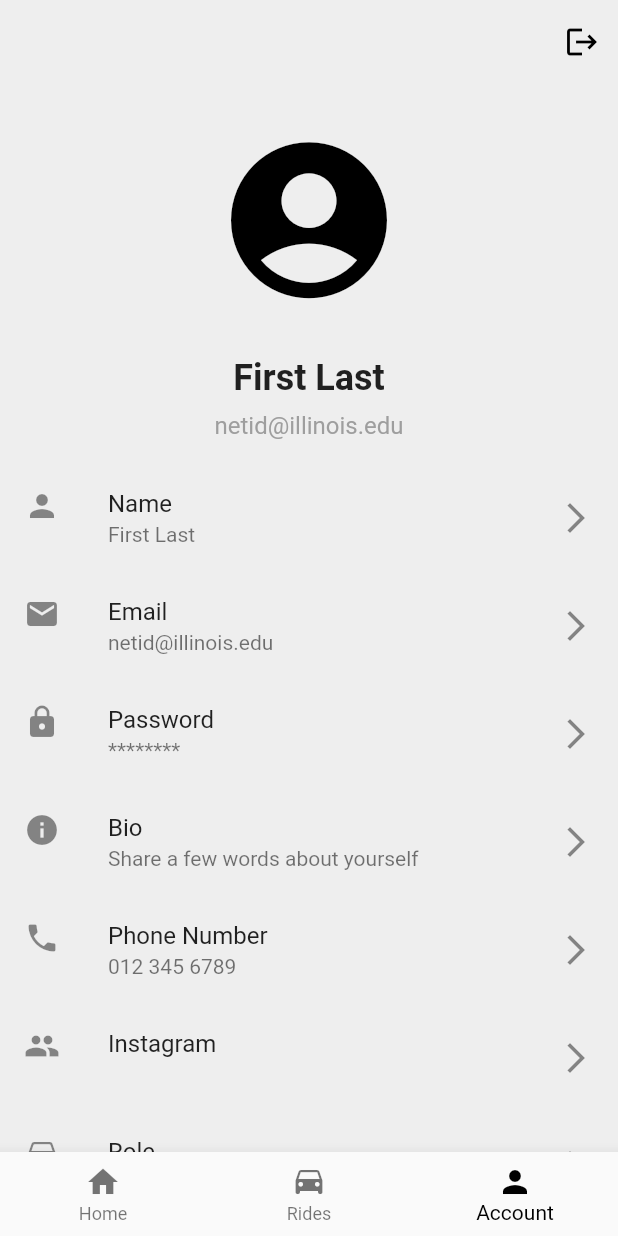
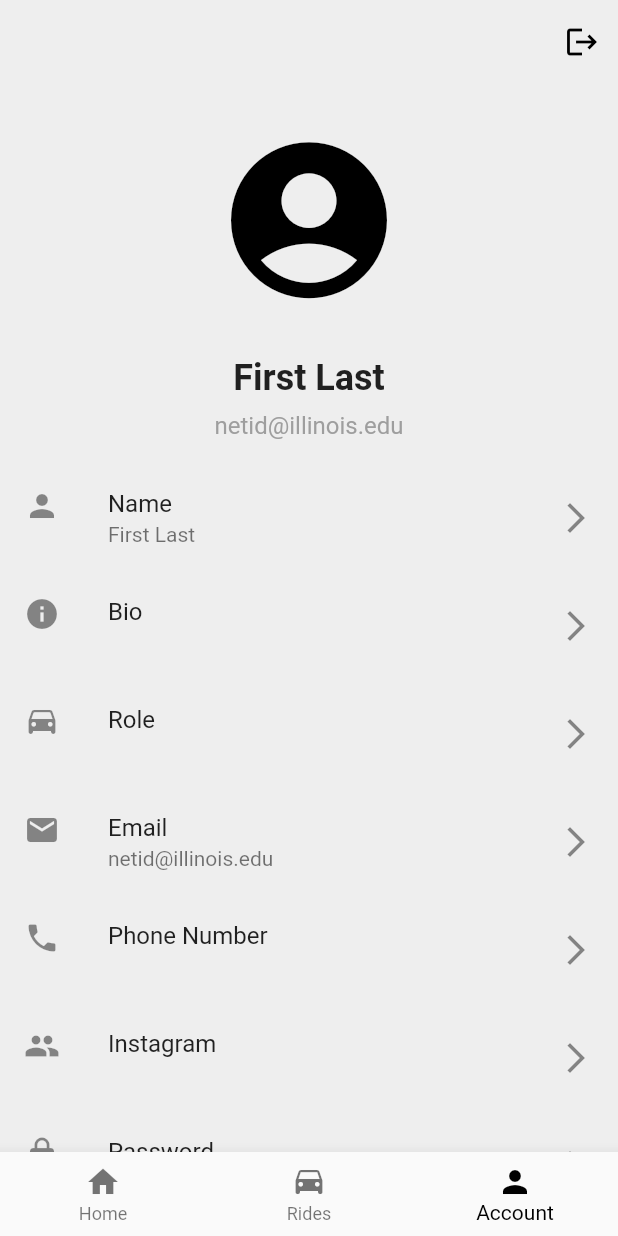
Before and after one commit to SiGMobileUIUC/car_pool_app, a Flutter app: the screen it shows after launch, item 3 of the bottom bar chosen, on a phone screen of 412 x 824 dp. Run offline on Flutter 3.47's test engine with Material 2 defaults, Android fonts, the phone set to English and light mode, and no system bars; our stand-ins replace cloud_firestore, firebase_auth, firebase_core, image_picker; accounts and stored records are empty.

Commit message:
Updated account screen UI.

```diff
--- a/car_pool_app/lib/screens/account.dart
+++ b/car_pool_app/lib/screens/account.dart
@@ -16,10 +16,10 @@ class _AccountScreenState extends State<AccountScreen> {
   int currentIndex = 2; // Added currentIndex variable
   String? displayName = 'First Last';
   String? email = 'netid@illinois.edu';
-  String? password = '********';
-  String? bio = 'Share a few words about yourself';
-  String? role = 'Driver, Rider, or Both';
-  String? phoneNumber = '012 345 6789';
+  String? password = '';
+  String? bio = '';
+  String? role = '';
+  String? phoneNumber = '';
   String? socialMedia = '';
   File? _image;
 
@@ -422,30 +422,30 @@ class _AccountScreenState extends State<AccountScreen> {
               },
             ),
             ListTile(
+              leading: const Icon(Icons.info),
+              title: const Text('Bio'),
+              subtitle: Text(bio ?? ''),
+              trailing: const Icon(Icons.arrow_forward_ios),
+              onTap: () {
+                editBio();
+              },
+            ),
+            ListTile(
+              leading: const Icon(Icons.drive_eta_rounded),
+              title: const Text('Role'),
+              subtitle: Text(role ?? ''),
+              trailing: const Icon(Icons.arrow_forward_ios),
+              onTap: () {
+                editRole();
+              },
+            ),
+            ListTile(
               leading: const Icon(Icons.email),
               title: const Text('Email'),
               subtitle: Text(email ?? ''),
               trailing: const Icon(Icons.arrow_forward_ios),
               onTap: () {
                 editEmail();
-              },
-            ),
-            ListTile(
-              leading: const Icon(Icons.lock),
-              title: const Text('Password'),
-              subtitle: const Text('********'),
-              trailing: const Icon(Icons.arrow_forward_ios),
-              onTap: () {
-                editPassword();
-              },
-            ),
-            ListTile(
-              leading: const Icon(Icons.info),
-              title: const Text('Bio'),
-              subtitle: Text(bio ?? ''),
-              trailing: const Icon(Icons.arrow_forward_ios),
-              onTap: () {
-                editBio();
               },
             ),
             ListTile(
@@ -467,14 +467,16 @@ class _AccountScreenState extends State<AccountScreen> {
               },
             ),
             ListTile(
-              leading: const Icon(Icons.drive_eta_rounded),
-              title: const Text('Role'),
-              subtitle: Text(role ?? ''),
+              leading: const Icon(Icons.lock),
+              title: const Text('Password'),
+              subtitle: const Text('******'),
               trailing: const Icon(Icons.arrow_forward_ios),
               onTap: () {
-                editRole();
+                editPassword();
               },
             ),
+
+
           ],
         ),
       ),
--- a/car_pool_app/lib/screens/ride.dart
+++ b/car_pool_app/lib/screens/ride.dart
@@ -4,6 +4,8 @@ import 'package:flutter/material.dart';
 //import 'package:car_pool_app/screens/frontpage.dart';
 import 'homepage.dart';
 import 'package:car_pool_app/CarpoolPostClass.dart';
+import 'package:cloud_firestore/cloud_firestore.dart';
+
 
 class RidePage extends StatefulWidget {
   const RidePage({Key? key}) : super(key: key);
@@ -164,7 +166,7 @@ class _RidePageState extends State<RidePage> {
                               child: const Text('Cancel'),
                             ),
                             TextButton(
-                              onPressed: () {
+                              onPressed: ()  {
                                 // Add the new post to the list
                                 setState(() {
                                   postDescription = CarPoolPost(
@@ -174,7 +176,7 @@ class _RidePageState extends State<RidePage> {
                                       destination: tempDestination,
                                       time: tempTime,
                                       availableSeats: tempAvailableSeats);
-                                  postings.add(postDescription);
+                                      postings.add(postDescription);
                                 });
                                 Navigator.pop(context);
                               },
```
